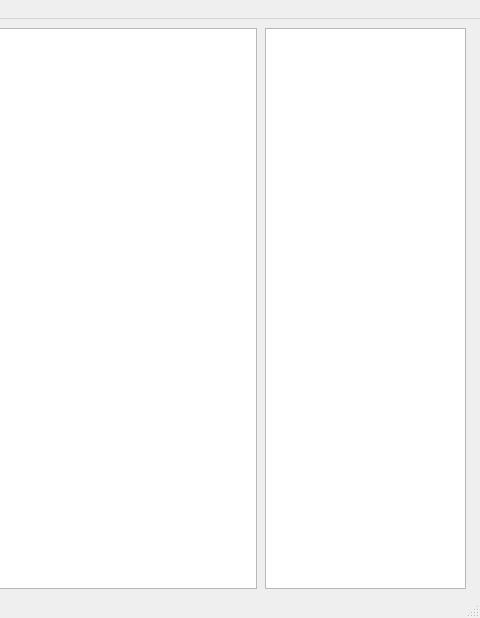
This is thirdSemestr/lab2/MainWindow.ui in starquell/labs as Qt 5 draws it before an edit; both pictures show x 453 to 933 and y 0 to 618 of the 933 by 618 pixel window. The edited form follows.
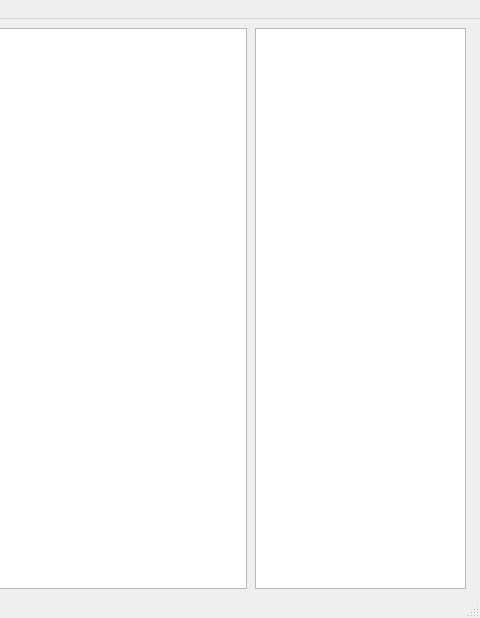
This is the edited form.

Commit message: fixed includes directives

Diff of the .ui file:
```diff
--- a/thirdSemestr/lab2/MainWindow.ui
+++ b/thirdSemestr/lab2/MainWindow.ui
@@ -17,9 +17,9 @@
    <widget class="QWidget" name="">
     <property name="geometry">
      <rect>
-      <x>718</x>
+      <x>708</x>
       <y>9</y>
-      <width>201</width>
+      <width>211</width>
       <height>561</height>
      </rect>
     </property>
@@ -34,7 +34,7 @@
      <rect>
       <x>19</x>
       <y>9</y>
-      <width>691</width>
+      <width>681</width>
       <height>561</height>
      </rect>
     </property>
```
